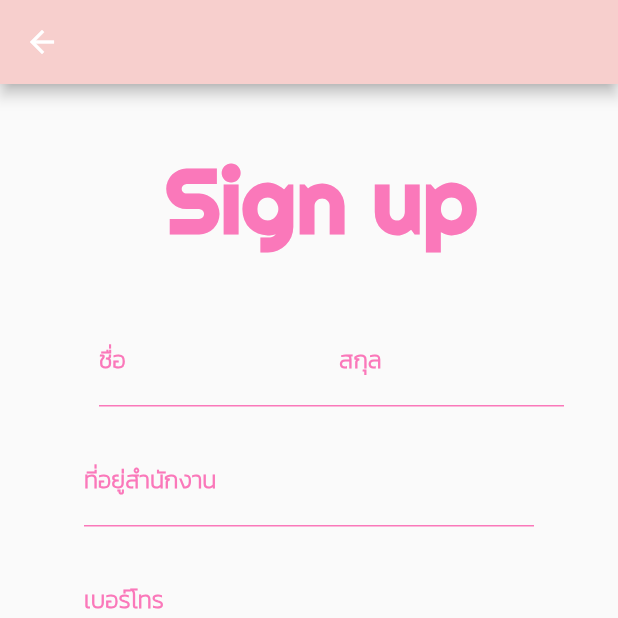
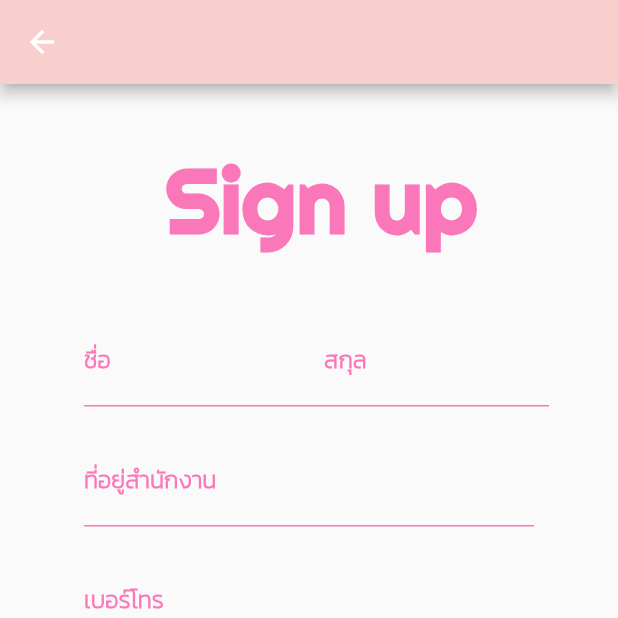
Before and after one commit to pathaphi43/Project2-Front-End, a Flutter app: the RegManagerPage screen opened by its route, on a phone screen of 412 x 824 dp, the top half of it. Run offline on Flutter 3.47's test engine with Material 2 defaults, Android fonts, the phone set to English and light mode, and no system bars; our stand-ins replace anim_search_bar, buttons_tabbar, carousel_slider, file_picker, flutter_datetime_picker, flutter_easyloading and 9 more; missing offline and left inert: bloc_provider, condition, dart:ffi, flutter_thailand_provinces, map_pin_picker; accounts and stored records are empty; network calls fail; statements that could not run were skipped.

Commit message:
edit_RegManagerPage

```diff
--- a/lib/pages/regmanager.dart
+++ b/lib/pages/regmanager.dart
@@ -58,7 +58,7 @@ class _RegManagerPageState extends State<RegManagerPage> {
                     Row(
                       mainAxisAlignment: MainAxisAlignment.center,
                       children: [
-                        SizedBox(width: 30.0, height: 40.0),
+                        SizedBox(width: 10.0, height: 40.0),
                         new Container(
                           alignment: Alignment.center,
                           decoration: BoxDecoration(
```
